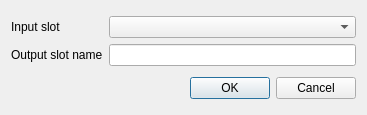
Qt form src/corelibs/U2Designer/src/ui/NewGrouperSlotDialog.ui (violethaze74/ugene) before a commit.
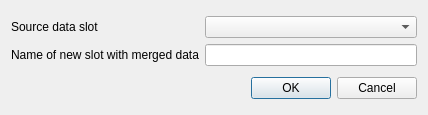
The same form after that commit.

Patch:
```diff
--- a/src/corelibs/U2Designer/src/ui/NewGrouperSlotDialog.ui
+++ b/src/corelibs/U2Designer/src/ui/NewGrouperSlotDialog.ui
@@ -6,7 +6,7 @@
    <rect>
     <x>0</x>
     <y>0</y>
-    <width>367</width>
+    <width>428</width>
     <height>115</height>
    </rect>
   </property>
@@ -37,7 +37,7 @@
      <item row="0" column="0">
       <widget class="QLabel" name="label">
        <property name="text">
-        <string>Input slot</string>
+        <string>Source data slot</string>
        </property>
       </widget>
      </item>
@@ -54,7 +54,7 @@
      <item row="1" column="0">
       <widget class="QLabel" name="label_2">
        <property name="text">
-        <string>Output slot name</string>
+        <string>Name of new slot with merged data</string>
        </property>
       </widget>
      </item>
```
Left out of the diff: 2 changed lines with no effect on the pictures.
